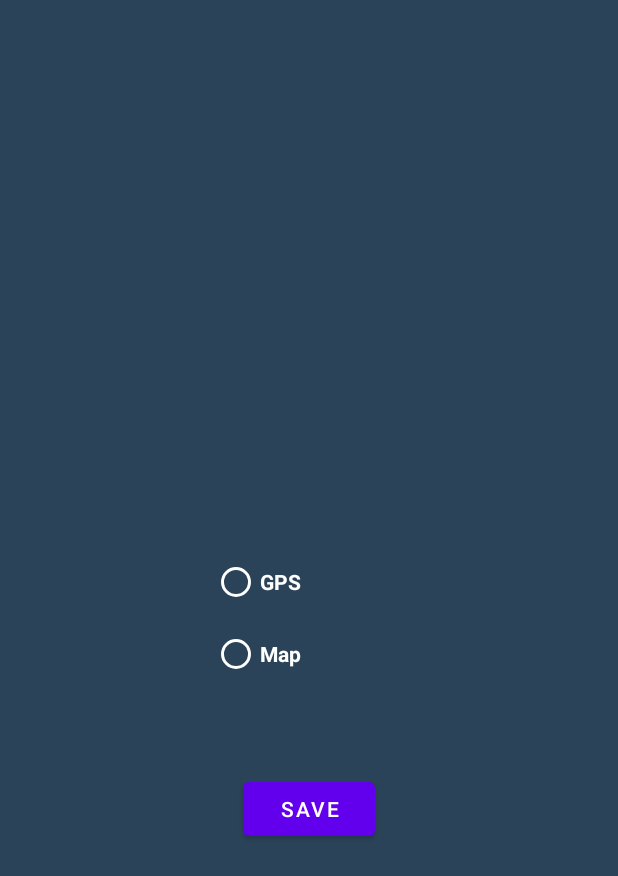
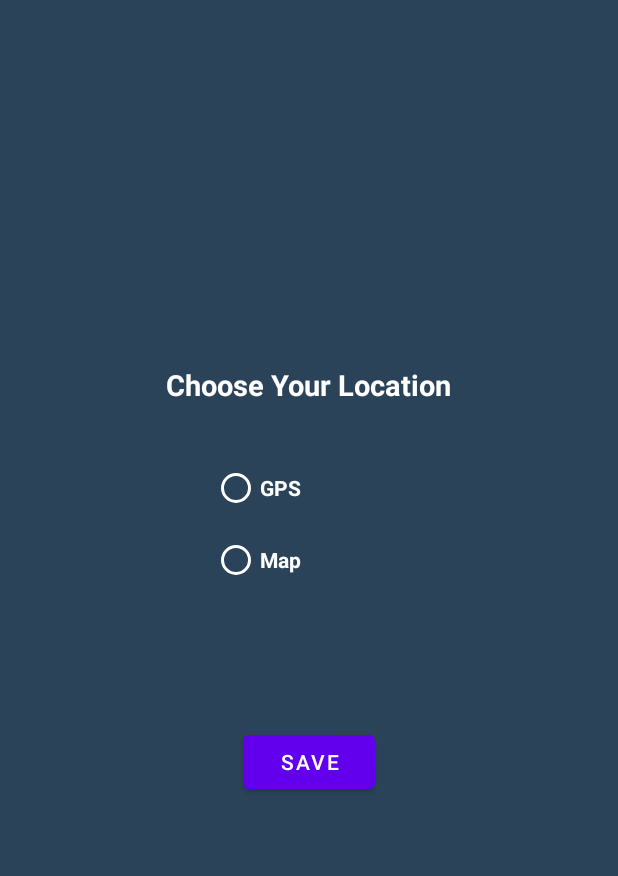
Before and after one commit to MiladSoliman/Weather-Forcast-Application, an Android app: the layout fragment_intial_dialog.xml on its own in the app's theme, with its tools: preview values and no code run, on a phone screen of 412 x 824 dp. Shown: the top 876 px of the screen. Run offline under Robolectric (Android 15) with nearby library versions, the phone set to English and light mode, and no system bars; network calls fail.

Commit message:
Dialog Screen Done

```diff
--- a/app/src/main/java/com/example/wetharapplication/SplashScreen.kt
+++ b/app/src/main/java/com/example/wetharapplication/SplashScreen.kt
@@ -9,6 +9,7 @@ class SplashScreen : AppCompatActivity() {
         super.onCreate(savedInstanceState)
         setContentView(R.layout.activity_splash_screen)
 
+
         var dialog = IntialDialogFragment()
         dialog.show(supportFragmentManager , "Milad")
 
--- a/app/src/main/res/layout/fragment_intial_dialog.xml
+++ b/app/src/main/res/layout/fragment_intial_dialog.xml
@@ -12,10 +12,10 @@
         android:id="@+id/IntialradioGroup"
         android:layout_width="150dp"
         android:layout_height="wrap_content"
-        app:layout_constraintBottom_toBottomOf="parent"
+        android:layout_marginTop="32dp"
         app:layout_constraintEnd_toEndOf="parent"
         app:layout_constraintStart_toStartOf="parent"
-        app:layout_constraintTop_toTopOf="parent">
+        app:layout_constraintTop_toBottomOf="@+id/textView">
 
         <RadioButton
             android:id="@+id/radio_gps"
@@ -51,5 +51,20 @@
         app:layout_constraintStart_toStartOf="parent"
         app:layout_constraintTop_toBottomOf="@+id/IntialradioGroup" />
 
+    <TextView
+        android:id="@+id/textView"
+        android:layout_width="wrap_content"
+        android:layout_height="wrap_content"
+        android:layout_marginTop="243dp"
+        android:layout_marginBottom="55dp"
+        android:text="Choose Your Location"
+        android:textColor="@color/white"
+        android:textSize="19sp"
+        android:textStyle="bold"
+        app:layout_constraintBottom_toTopOf="@+id/IntialradioGroup"
+        app:layout_constraintEnd_toEndOf="parent"
+        app:layout_constraintStart_toStartOf="parent"
+        app:layout_constraintTop_toTopOf="parent" />
+
 
 </androidx.constraintlayout.widget.ConstraintLayout>
```
Also changed, not shown: app/build.gradle (+9 -7 lines), app/src/main/java/com/example/wetharapplication/dialog/model/IntialDialogFragment.kt (+22 -9 lines), app/src/main/java/com/example/wetharapplication/home/model/HomeFragment.kt (+10 -7 lines), app/src/main/java/com/example/wetharapplication/map/MapsFragment.kt (+17 -2 lines), app/src/main/res/navigation/nav_graph.xml (+3 -5 lines).
